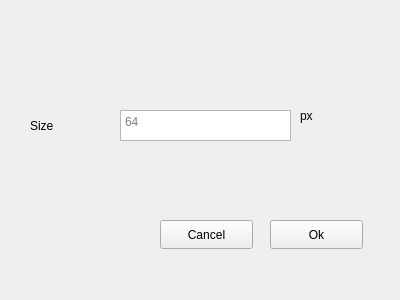
Above: Sprite_Editor/starterform.ui from University-of-Utah-CS3505/a7-sprite-editor-s22-CamilleVG before the change. Below: the same form after it.
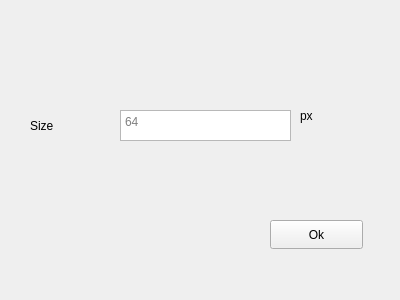
That is the form after the change.

Commit message: Removed close button on startup popup.

What changed in the file:
```diff
--- a/Sprite_Editor/starterform.ui
+++ b/Sprite_Editor/starterform.ui
@@ -65,19 +65,6 @@
     <string>Ok</string>
    </property>
   </widget>
-  <widget class="QPushButton" name="pushButton_2">
-   <property name="geometry">
-    <rect>
-     <x>160</x>
-     <y>220</y>
-     <width>93</width>
-     <height>29</height>
-    </rect>
-   </property>
-   <property name="text">
-    <string>Cancel</string>
-   </property>
-  </widget>
  </widget>
  <resources/>
  <connections/>
```
The commit also changes 1 other file.
